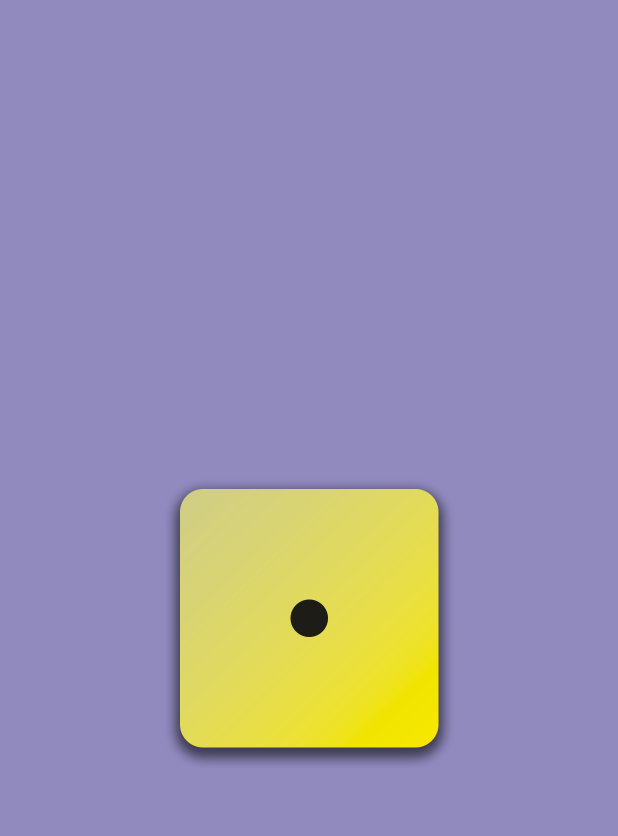
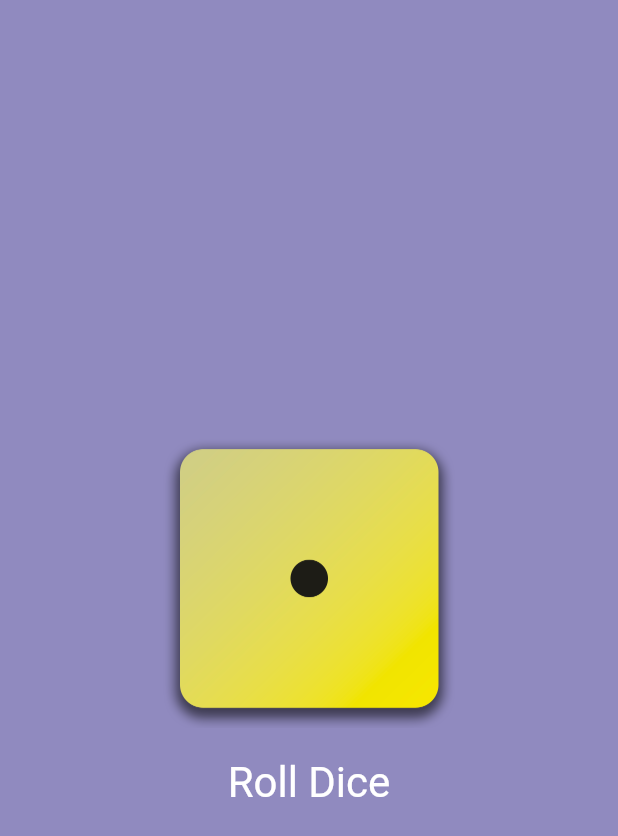
Before and after one commit to msvzero/dice, a Flutter app: the screen it shows after launch, on a phone screen of 412 x 824 dp. Shown: the top 836 px of the screen. Run offline on Flutter 3.47's test engine with Material 3 defaults, Android fonts, the phone set to English and light mode, and no system bars.

Commit message:
Roll dice terminado

```diff
--- /dev/null
+++ b/lib/content/dice_roller.dart
@@ -0,0 +1,42 @@
+import 'package:flutter/material.dart';
+import 'dart:math';
+
+class DiceRoller extends StatefulWidget {
+  const DiceRoller({Key? key}) : super(key: key);
+
+  @override
+  State<DiceRoller> createState() {
+    return _DiceRollerState();
+  }
+}
+
+class _DiceRollerState extends State<DiceRoller> {
+  var random = Random();
+  var activeFace = 1;
+  void rollDice() {
+    setState(() {
+      activeFace = random.nextInt(6) + 1;
+    });
+  }
+
+  @override
+  Widget build(BuildContext context) {
+    return Column(
+      mainAxisAlignment: MainAxisAlignment.center,
+      children: [
+        Image.asset(
+          'assets/images/dice-$activeFace.png',
+          width: 200,
+        ),
+        TextButton(
+            onPressed: rollDice,
+            style: TextButton.styleFrom(
+              padding: const EdgeInsets.only(top: 20.0),
+              foregroundColor: Colors.white,
+              textStyle: const TextStyle(fontSize: 28),
+            ),
+            child: const Text('Roll Dice'))
+      ],
+    );
+  }
+}
--- a/lib/content/main_content.dart
+++ b/lib/content/main_content.dart
@@ -1,4 +1,5 @@
 import 'package:flutter/material.dart';
+import 'package:first_app/content/dice_roller.dart';
 
 var fontSize = 40.0;
 var fontWeight = FontWeight.bold;
@@ -8,13 +9,11 @@ class MainContent extends StatelessWidget {
   const MainContent(this.text, {Key? key}) : super(key: key);
 
   final String text;
+
   @override
   Widget build(context) {
     return const Center(
-      child: Image(
-        image: AssetImage('assets/images/dice-1.png'),
-        width: 200,
-      ),
+      child: DiceRoller(),
     );
   }
 }
```
